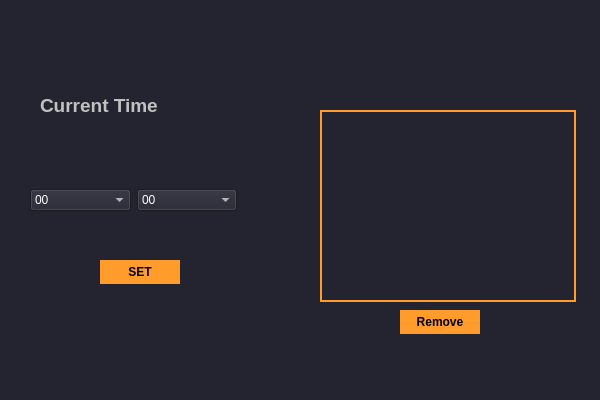
mmujtabah/AlarmClock, file form.ui: the form before one commit.
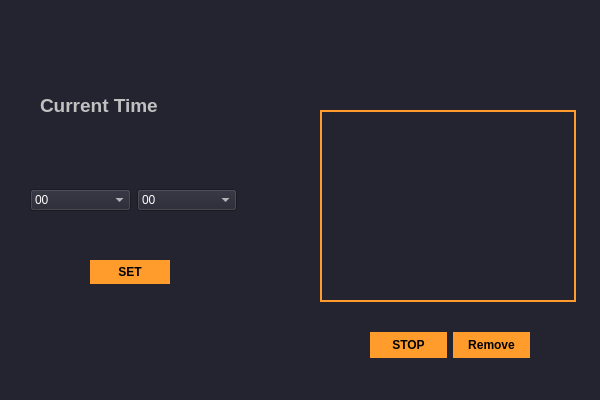
The form after the commit. Icons and pictures are not drawn.

The edit to the form file:
```diff
--- a/form.ui
+++ b/form.ui
@@ -695,7 +695,7 @@
   <widget class="QPushButton" name="setButton">
    <property name="geometry">
     <rect>
-     <x>100</x>
+     <x>90</x>
      <y>260</y>
      <width>80</width>
      <height>24</height>
@@ -745,15 +745,31 @@
 border-color: rgb(255, 156, 43);</string>
    </property>
   </widget>
-  <widget class="QPushButton" name="removeButton">
+  <widget class="QWidget" name="horizontalLayoutWidget_2">
    <property name="geometry">
     <rect>
-     <x>400</x>
+     <x>370</x>
      <y>310</y>
-     <width>80</width>
-     <height>24</height>
+     <width>160</width>
+     <height>71</height>
     </rect>
    </property>
+   <layout class="QHBoxLayout" name="horizontalLayout_3">
+    <item>
+     <widget class="QPushButton" name="stopButton">
+      <property name="styleSheet">
+       <string notr="true">QPushButton#removeButton:hover {
+		
+	background-color: rgb(255, 255, 255);
+ }</string>
+      </property>
+      <property name="text">
+       <string>STOP</string>
+      </property>
+     </widget>
+    </item>
+    <item>
+     <widget class="QPushButton" name="removeButton">
    <property name="styleSheet">
     <string notr="true">QPushButton#removeButton:hover {
 		
@@ -763,6 +779,9 @@
    <property name="text">
     <string>Remove</string>
    </property>
+     </widget>
+    </item>
+   </layout>
   </widget>
  </widget>
  <resources/>
```
Lines whose indentation alone changed are shown as unchanged.
